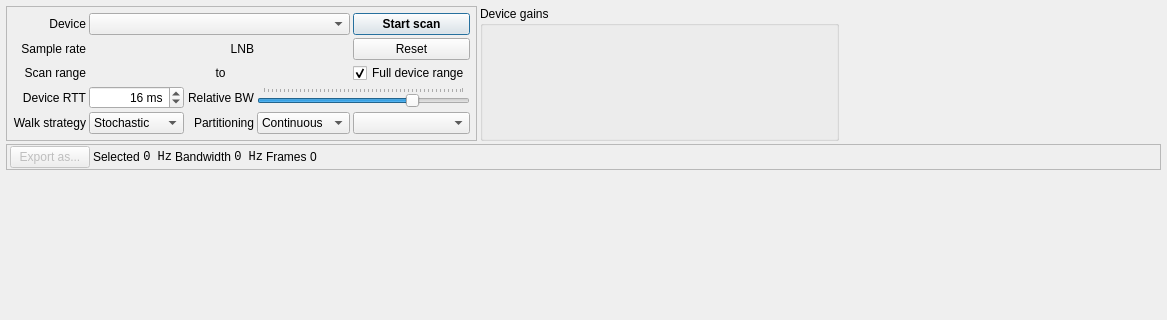
Above: ui/PanoramicDialog.ui from BatchDrake/SigDigger before the change; both pictures show x 0 to 1167 and y 0 to 320 of the 1167 by 571 pixel window. Below: the same form after it.
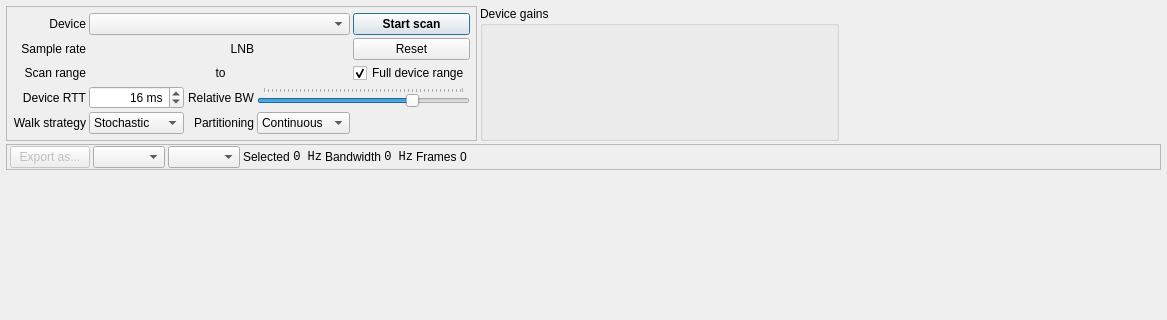
That is the form after the change. Icons and pictures are not drawn. Custom widgets are drawn as their Qt base class.

Commit message: Implement allocation tables in Panoramic Spectrum

```diff
--- a/ui/PanoramicDialog.ui
+++ b/ui/PanoramicDialog.ui
@@ -124,16 +124,6 @@
         </property>
        </widget>
       </item>
-      <item row="6" column="5">
-       <widget class="QComboBox" name="paletteCombo">
-        <property name="iconSize">
-         <size>
-          <width>64</width>
-          <height>16</height>
-         </size>
-        </property>
-       </widget>
-      </item>
       <item row="0" column="5">
        <widget class="QPushButton" name="scanButton">
         <property name="font">
@@ -391,20 +381,7 @@
       <property name="spacing">
        <number>3</number>
       </property>
-      <item row="0" column="8">
-       <spacer name="horizontalSpacer">
-        <property name="orientation">
-         <enum>Qt::Horizontal</enum>
-        </property>
-        <property name="sizeHint" stdset="0">
-         <size>
-          <width>40</width>
-          <height>20</height>
-         </size>
-        </property>
-       </spacer>
-      </item>
-      <item row="0" column="7">
+      <item row="0" column="9">
        <widget class="QLabel" name="framesLabel">
         <property name="minimumSize">
          <size>
@@ -417,55 +394,31 @@
         </property>
        </widget>
       </item>
-      <item row="0" column="2">
-       <widget class="QLabel" name="centerLabel">
-        <property name="sizePolicy">
-         <sizepolicy hsizetype="Preferred" vsizetype="Preferred">
-          <horstretch>0</horstretch>
-          <verstretch>0</verstretch>
-         </sizepolicy>
-        </property>
-        <property name="minimumSize">
-         <size>
-          <width>0</width>
-          <height>0</height>
-         </size>
-        </property>
-        <property name="font">
-         <font>
-          <family>Monospace</family>
-         </font>
-        </property>
-        <property name="text">
-         <string>0 Hz</string>
-        </property>
-        <property name="alignment">
-         <set>Qt::AlignRight|Qt::AlignTrailing|Qt::AlignVCenter</set>
-        </property>
-       </widget>
-      </item>
-      <item row="0" column="3">
+      <item row="0" column="5">
        <widget class="QLabel" name="label_6">
         <property name="text">
          <string>Bandwidth</string>
         </property>
        </widget>
       </item>
-      <item row="0" column="6">
-       <widget class="QLabel" name="label_7">
-        <property name="text">
-         <string>Frames</string>
-        </property>
-       </widget>
-      </item>
-      <item row="0" column="1">
+      <item row="0" column="3">
        <widget class="QLabel" name="label_5">
         <property name="text">
          <string>Selected</string>
         </property>
        </widget>
       </item>
-      <item row="0" column="5">
+      <item row="0" column="1">
+       <widget class="QComboBox" name="paletteCombo">
+        <property name="iconSize">
+         <size>
+          <width>64</width>
+          <height>16</height>
+         </size>
+        </property>
+       </widget>
+      </item>
+      <item row="0" column="7">
        <widget class="QLabel" name="bwLabel">
         <property name="minimumSize">
          <size>
@@ -486,6 +439,13 @@
         </property>
        </widget>
       </item>
+      <item row="0" column="8">
+       <widget class="QLabel" name="label_7">
+        <property name="text">
+         <string>Frames</string>
+        </property>
+       </widget>
+      </item>
       <item row="0" column="0">
        <widget class="QPushButton" name="exportButton">
         <property name="enabled">
@@ -500,6 +460,49 @@
         </property>
        </widget>
       </item>
+      <item row="0" column="10">
+       <spacer name="horizontalSpacer">
+        <property name="orientation">
+         <enum>Qt::Horizontal</enum>
+        </property>
+        <property name="sizeHint" stdset="0">
+         <size>
+          <width>40</width>
+          <height>20</height>
+         </size>
+        </property>
+       </spacer>
+      </item>
+      <item row="0" column="4">
+       <widget class="QLabel" name="centerLabel">
+        <property name="sizePolicy">
+         <sizepolicy hsizetype="Preferred" vsizetype="Preferred">
+          <horstretch>0</horstretch>
+          <verstretch>0</verstretch>
+         </sizepolicy>
+        </property>
+        <property name="minimumSize">
+         <size>
+          <width>0</width>
+          <height>0</height>
+         </size>
+        </property>
+        <property name="font">
+         <font>
+          <family>Monospace</family>
+         </font>
+        </property>
+        <property name="text">
+         <string>0 Hz</string>
+        </property>
+        <property name="alignment">
+         <set>Qt::AlignRight|Qt::AlignTrailing|Qt::AlignVCenter</set>
+        </property>
+       </widget>
+      </item>
+      <item row="0" column="2">
+       <widget class="QComboBox" name="allocationCombo"/>
+      </item>
      </layout>
     </widget>
    </item>
```
The commit also changes 2 other files.
